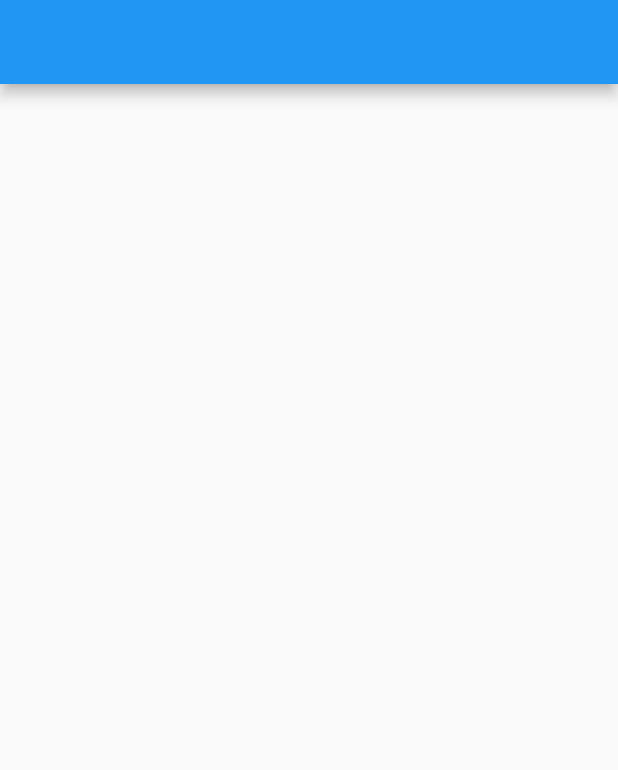
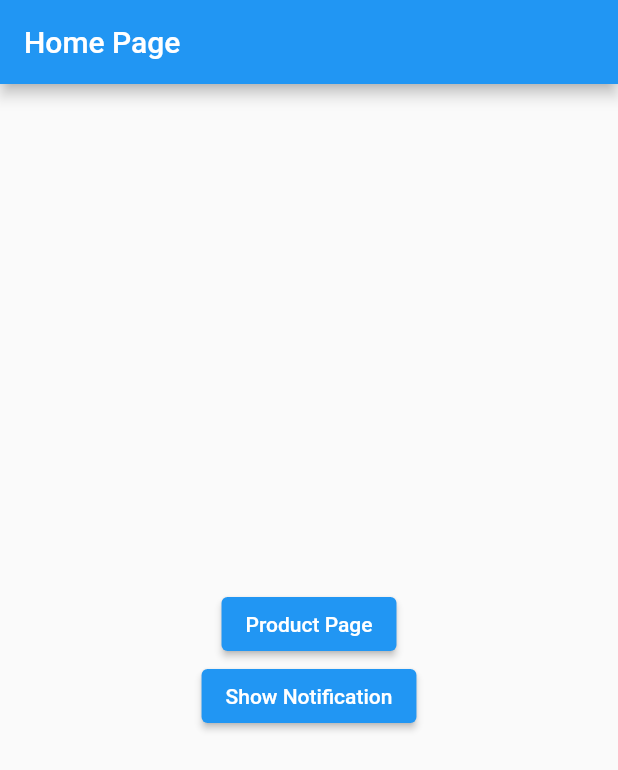
Before and after one commit to erickfiori/go-router-push-notifications, a Flutter app: the screen it shows after launch, on a phone screen of 412 x 824 dp. Shown: the top 770 px of the screen. Run offline on Flutter 3.47's test engine with Material 2 defaults, Android fonts, the phone set to English and light mode, and no system bars; our stand-ins replace firebase_core, flutter_local_notifications, flutter_native_timezone, go_router, timezone; accounts and stored records are empty.

Commit message:
Flutter Local Notifications Implementation

```diff
--- a/lib/main.dart
+++ b/lib/main.dart
@@ -1,27 +1,39 @@
 import 'package:flutter/material.dart';
 import 'package:firebase_core/firebase_core.dart';
-import 'firebase_options.dart';
+import 'package:go_router_mobile/routes/router.dart';
+import 'package:go_router_mobile/services/notifications/notifications_service.dart';
 
-import 'pages/pages.dart';
+NotificationsService notificationsService = NotificationsService();
 
 Future<void> main() async {
   WidgetsFlutterBinding.ensureInitialized();
-  await Firebase.initializeApp(options: DefaultFirebaseOptions.currentPlatform);
+  await Firebase.initializeApp();
+
   runApp(const GoRouterMobile());
 }
 
-class GoRouterMobile extends StatelessWidget {
+class GoRouterMobile extends StatefulWidget {
   const GoRouterMobile({Key? key}) : super(key: key);
 
-  // This widget is the root of your application.
+  @override
+  State<GoRouterMobile> createState() => _GoRouterMobileState();
+}
+
+class _GoRouterMobileState extends State<GoRouterMobile> {
+  @override
+  void initState() {
+    super.initState();
+  }
+
   @override
   Widget build(BuildContext context) {
-    return MaterialApp(
-      title: 'Flutter Demo',
-      theme: ThemeData(
-        primarySwatch: Colors.blue,
-      ),
-      home: const HomePage(),
+    return MaterialApp.router(
+      title: 'Go Router and Push Notifications',
+      debugShowCheckedModeBanner: false,
+      theme: ThemeData(primarySwatch: Colors.blue),
+      routeInformationParser: router.routeInformationParser,
+      routerDelegate: router.routerDelegate,
+      routeInformationProvider: router.routeInformationProvider,
     );
   }
 }
--- /dev/null
+++ b/lib/pages/home/home_page.dart
@@ -0,0 +1,53 @@
+import 'package:flutter/material.dart';
+import 'package:go_router/go_router.dart';
+import 'package:go_router_mobile/main.dart';
+import 'package:go_router_mobile/services/notifications/custom_notification.dart';
+
+class HomePage extends StatefulWidget {
+  const HomePage({Key? key}) : super(key: key);
+
+  @override
+  State<HomePage> createState() => _HomePageState();
+}
+
+class _HomePageState extends State<HomePage> {
+  @override
+  void initState() {
+    super.initState();
+  }
+
+  @override
+  Widget build(BuildContext context) {
+    return Scaffold(
+      appBar: AppBar(
+        title: const Text('Home Page'),
+      ),
+      body: Center(
+        child: Column(
+          mainAxisAlignment: MainAxisAlignment.center,
+          children: [
+            ElevatedButton(
+              child: const Text('Product Page'),
+              onPressed: () => context.pushNamed('product', params: {'pid': '123'}),
+            ),
+            ElevatedButton(
+              child: const Text('Show Notification'),
+              onPressed: () {
+                setState(() {
+                  notificationsService.showNotification(
+                    CustomNotification(
+                      id: 1,
+                      title: 'Notification Test',
+                      body: 'This is a test for local notifications.',
+                      payload: 'product',
+                    ),
+                  );
+                });
+              },
+            ),
+          ],
+        ),
+      ),
+    );
+  }
+}
--- a/lib/pages/home_page.dart
+++ /dev/null
@@ -1,15 +0,0 @@
-import 'package:flutter/material.dart';
-
-class HomePage extends StatelessWidget {
-  const HomePage({Key? key}) : super(key: key);
-
-  @override
-  Widget build(BuildContext context) {
-    return Scaffold(
-      appBar: AppBar(
-        title: const Text(''),
-      ),
-      body: Container(),
-    );
-  }
-}
--- a/lib/pages/pages.dart
+++ b/lib/pages/pages.dart
@@ -1 +1,4 @@
-export './home_page.dart';
+export 'home/home_page.dart';
+export 'product/product_page.dart';
+export 'details/details_page.dart';
+export 'error/error_page.dart';
--- /dev/null
+++ b/lib/routes/router.dart
@@ -0,0 +1,31 @@
+import 'package:go_router/go_router.dart';
+
+import '../pages/pages.dart';
+
+final router = GoRouter(
+  initialLocation: '/',
+  debugLogDiagnostics: true,
+  urlPathStrategy: UrlPathStrategy.path,
+  routes: [
+    GoRoute(
+      path: '/',
+      name: 'home',
+      builder: (context, state) => const HomePage(),
+      routes: [
+        GoRoute(
+          path: 'product/:pid',
+          name: 'product',
+          builder: (context, state) => ProductPage(pid: state.params['pid']),
+        ),
+        GoRoute(
+          path: 'product/:pid/details',
+          name: 'details',
+          builder: (context, state) => DetailsPage(
+            pid: state.params['pid'],
+          ),
+        ),
+      ],
+    ),
+  ],
+  errorBuilder: (context, state) => const ErrorPage(),
+);
--- /dev/null
+++ b/lib/services/notifications/custom_notification.dart
@@ -0,0 +1,13 @@
+class CustomNotification {
+  final int id;
+  final String? title;
+  final String? body;
+  final String? payload;
+
+  CustomNotification({
+    required this.id,
+    required this.title,
+    required this.body,
+    required this.payload,
+  });
+}
```
Also changed, not shown: lib/pages/details/details_page.dart (added, +20 -0 lines), lib/pages/error/error_page.dart (added, +18 -0 lines), lib/pages/product/product_page.dart (added, +24 -0 lines), lib/services/notifications/notifications_service.dart (added, +74 -0 lines), pubspec.yaml (+5 -3 lines), lib/firebase_options.dart, pubspec.lock, 3 other files.
